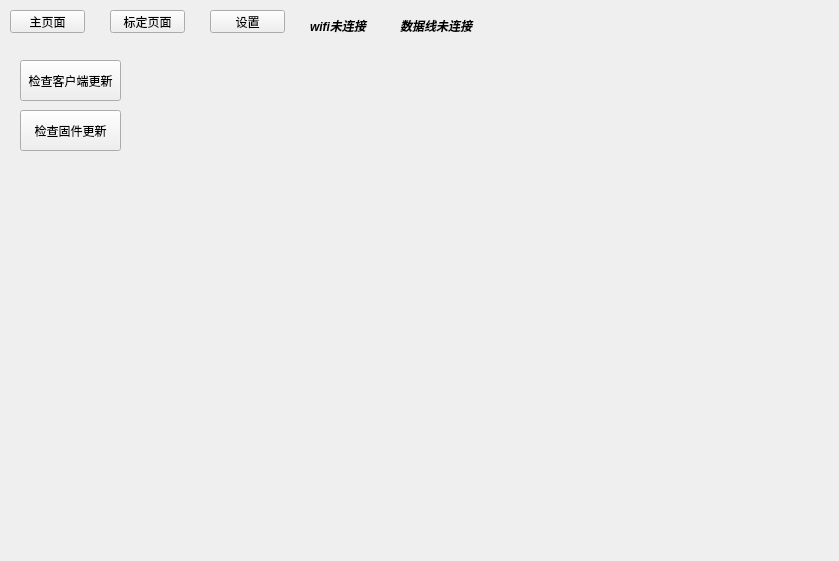
First picture: the form in ui/paper_face_tracker_window.ui, repository JellyfishKnight/paper_tracker, before the edit.
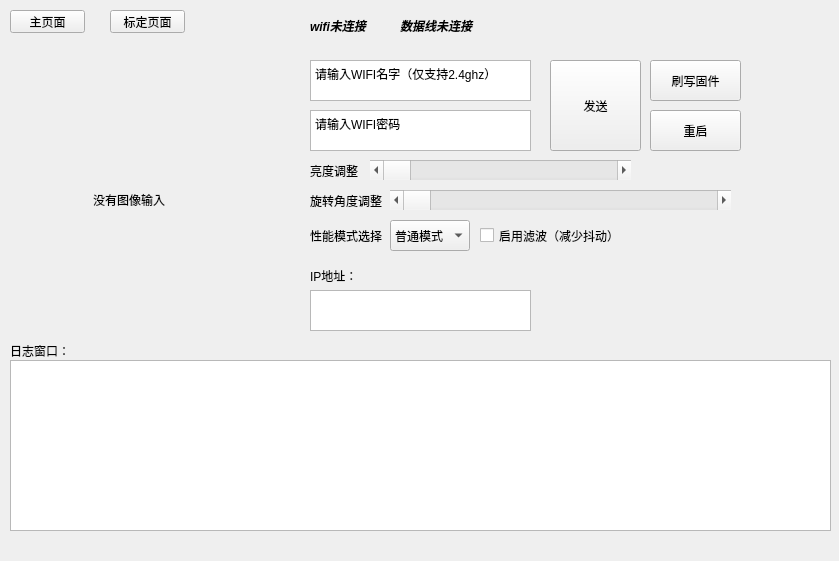
Second picture: the form after the edit. The open tabs and pages were chosen to show the change.

Commit message: update face tracker ui

Diff of the .ui file:
```diff
--- a/ui/paper_face_tracker_window.ui
+++ b/ui/paper_face_tracker_window.ui
@@ -864,27 +864,12 @@
       <string>x1</string>
      </property>
     </widget>
-   </widget>
-   <widget class="QWidget" name="page_3">
-    <widget class="QPushButton" name="CheckClientVersionButton">
-     <property name="geometry">
-      <rect>
-       <x>20</x>
-       <y>10</y>
-       <width>101</width>
-       <height>41</height>
-      </rect>
-     </property>
-     <property name="text">
-      <string>检查客户端更新</string>
-     </property>
-    </widget>
     <widget class="QPushButton" name="CheckFirmwareVersionButton">
      <property name="geometry">
       <rect>
-       <x>20</x>
-       <y>60</y>
-       <width>101</width>
+       <x>510</x>
+       <y>80</y>
+       <width>131</width>
        <height>41</height>
       </rect>
      </property>
@@ -973,19 +958,6 @@
     <set>Qt::TextInteractionFlag::NoTextInteraction</set>
    </property>
   </widget>
-  <widget class="QPushButton" name="SettingPageButton">
-   <property name="geometry">
-    <rect>
-     <x>210</x>
-     <y>10</y>
-     <width>75</width>
-     <height>23</height>
-    </rect>
-   </property>
-   <property name="text">
-    <string>设置</string>
-   </property>
-  </widget>
  </widget>
  <resources/>
  <connections/>
```
The commit also changes 2 other files.
